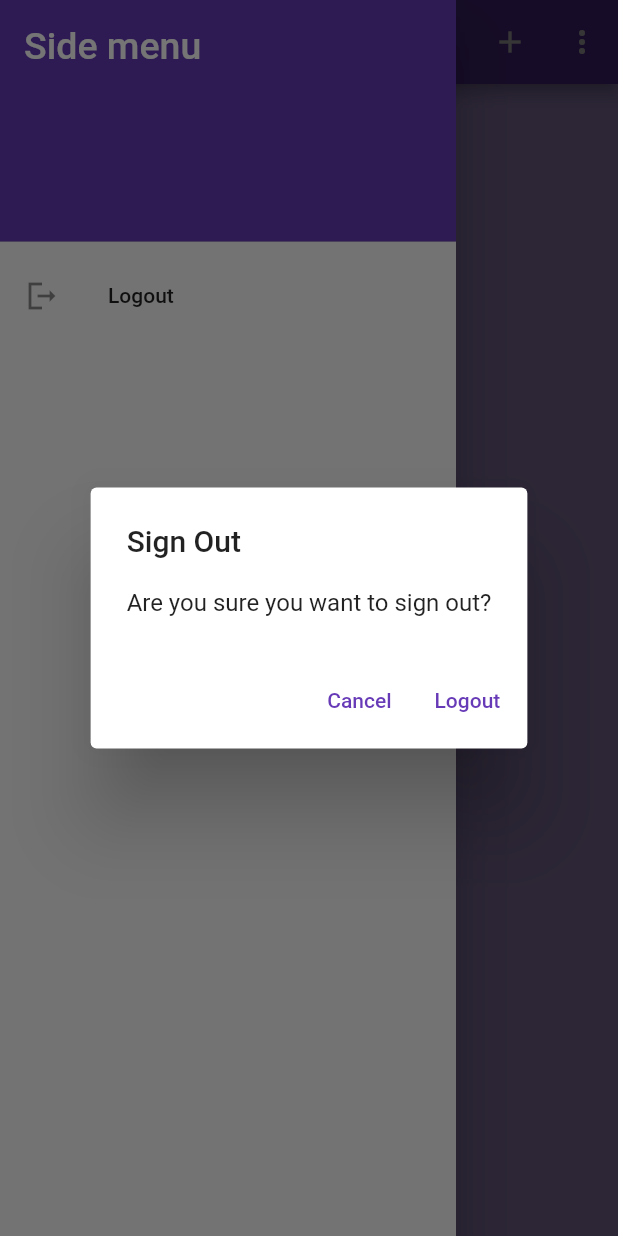
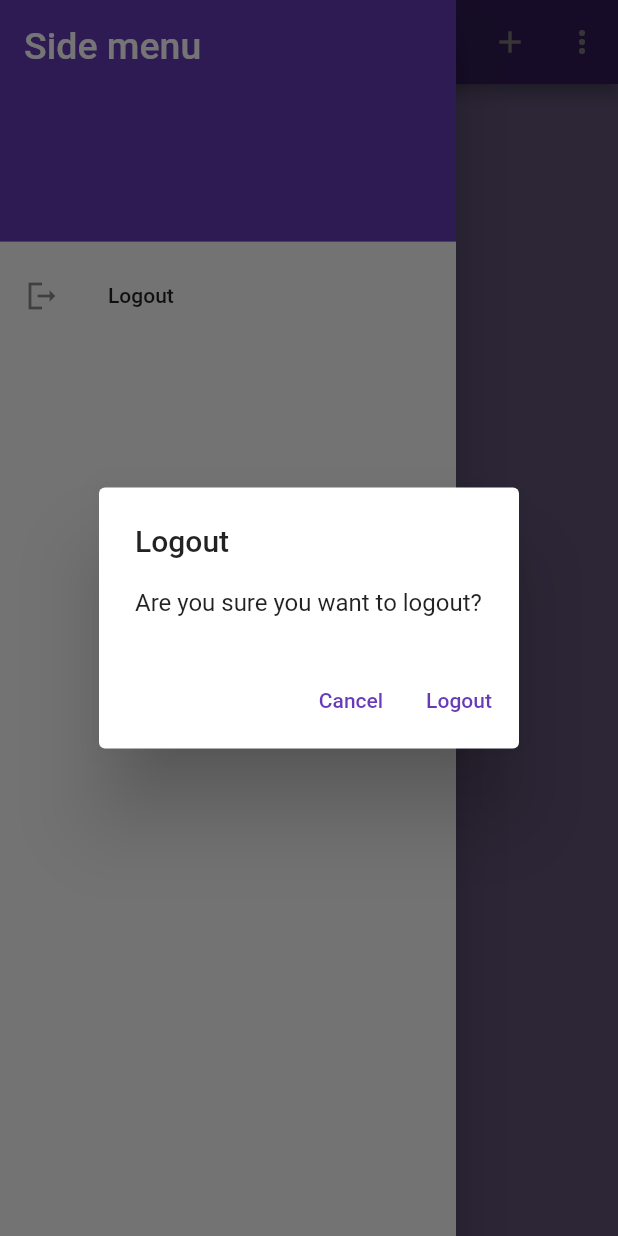
Before and after one commit to KartikeChadha/noted, a Flutter app: the NotesView screen opened by its route, in the side drawer, after a tap on "Logout", on a phone screen of 412 x 824 dp. Run offline on Flutter 3.47's test engine with Material 2 defaults, Android fonts, the phone set to English and light mode, and no system bars; our stand-ins replace firebase_auth, firebase_core, sqflite; accounts and stored records are empty; network calls fail.

Commit message:
added generic dialogs

```diff
--- /dev/null
+++ b/lib/utilities/dialogs/generic_dialog.dart
@@ -0,0 +1,35 @@
+import 'package:flutter/cupertino.dart';
+import 'package:flutter/material.dart';
+
+typedef DialogOptionBuilder<T> = Map<String, T?> Function();
+
+Future<T?> showGenericDialog<T>({
+  required BuildContext context,
+  required String title,
+  required String content,
+  required DialogOptionBuilder optionsBuilder,
+}) {
+  final options = optionsBuilder();
+  return showDialog<T>(
+    context: context,
+    builder: (context) {
+      return AlertDialog(
+        title: Text(title),
+        content: Text(content),
+        actions: options.keys.map((optionTitle) {
+          final value = options[optionTitle];
+          return TextButton(
+            onPressed: () {
+              if (value != null) {
+                Navigator.of(context).pop(value);
+              } else {
+                Navigator.of(context).pop(value);
+              }
+            },
+            child: Text(optionTitle),
+          );
+        }).toList(),
+      );
+    },
+  );
+}
--- /dev/null
+++ b/lib/utilities/dialogs/logout_dialog.dart
@@ -0,0 +1,16 @@
+import 'package:flutter/cupertino.dart';
+import 'package:noted/utilities/dialogs/generic_dialog.dart';
+
+Future<bool> showLogOutDialog(BuildContext context) {
+  return showGenericDialog<bool>(
+    context: context,
+    title: 'Logout',
+    content: 'Are you sure you want to logout?',
+    optionsBuilder: () => {
+      'Cancel': false,
+      'Logout': true,
+    },
+  ).then(
+    (value) => value ?? false,
+  );
+}
--- a/lib/views/login_view.dart
+++ b/lib/views/login_view.dart
@@ -2,7 +2,7 @@
 import 'package:noted/constants/routes.dart';
 import 'package:noted/services/auth/auth_exceptions.dart';
 import 'package:noted/services/auth/auth_service.dart';
-import 'package:noted/utilities/show_error_dialog.dart';
+import 'package:noted/utilities/dialogs/error_dialog.dart';
 
 class LoginView extends StatefulWidget {
   const LoginView({Key? key}) : super(key: key);
--- /dev/null
+++ b/lib/views/notes/notes_list_view.dart
@@ -0,0 +1,44 @@
+import 'package:flutter/cupertino.dart';
+import 'package:flutter/material.dart';
+import 'package:noted/services/crud/notes_service.dart';
+import 'package:noted/utilities/dialogs/delete_dialog.dart';
+
+typedef DeleteNoteCallback = void Function(DatabaseNote note);
+
+class NotesListView extends StatelessWidget {
+  final List<DatabaseNote> notes;
+  final DeleteNoteCallback onDeleteNote;
+
+  const NotesListView({
+    Key? key,
+    required this.notes,
+    required this.onDeleteNote,
+  }) : super(key: key);
+
+  @override
+  Widget build(BuildContext context) {
+    return ListView.builder(
+      itemCount: notes.length,
+      itemBuilder: (context, index) {
+        final note = notes[index];
+        return ListTile(
+          title: Text(
+            note.text,
+            maxLines: 1,
+            softWrap: true,
+            overflow: TextOverflow.ellipsis,
+          ),
+          trailing: IconButton(
+            onPressed: () async {
+              final shouldDelete = await showDeleteDialog(context);
+              if (shouldDelete) {
+                onDeleteNote(note);
+              }
+            },
+            icon: const Icon(Icons.delete),
+          ),
+        );
+      },
+    );
+  }
+}
--- a/lib/views/notes/notes_view.dart
+++ b/lib/views/notes/notes_view.dart
@@ -4,6 +4,8 @@
 import 'package:noted/enums/menu_action.dart';
 import 'package:noted/services/auth/auth_service.dart';
 import 'package:noted/services/crud/notes_service.dart';
+import 'package:noted/utilities/dialogs/logout_dialog.dart';
+import 'package:noted/views/notes/notes_list_view.dart';
 import 'package:noted/widgets/drawer.dart';
 
 class NotesView extends StatefulWidget {
@@ -39,7 +41,7 @@
             onSelected: (value) async {
               switch (value) {
                 case MenuAction.logout:
-                  final shouldLogout = await showLogOutDiaglog(context);
+                  final shouldLogout = await showLogOutDialog(context);
                   if (shouldLogout) {
                     await AuthService.firebase().logOut();
                     // ignore: use_build_context_synchronously
@@ -76,19 +78,10 @@
                     case ConnectionState.active:
                       if (snapshot.hasData) {
                         final allNotes = snapshot.data as List<DatabaseNote>;
-
-                        return ListView.builder(
-                          itemCount: allNotes.length,
-                          itemBuilder: (context, index) {
-                            final note = allNotes[index];
-                            return ListTile(
-                              title: Text(
-                                note.text,
-                                maxLines: 1,
-                                softWrap: true,
-                                overflow: TextOverflow.ellipsis,
-                              ),
-                            );
+                        return NotesListView(
+                          notes: allNotes,
+                          onDeleteNote: (note) async {
+                            await _notesService.deleteNote(id: note.id);
                           },
                         );
                       } else {
@@ -108,29 +101,3 @@
     );
   }
 }
-
-Future<bool> showLogOutDiaglog(BuildContext context) {
-  return showDialog<bool>(
-    context: context,
-    builder: (context) {
-      return AlertDialog(
-        title: const Text('Sign Out'),
-        content: const Text('Are you sure you want to sign out?'),
-        actions: [
-          TextButton(
-            onPressed: () {
-              Navigator.of(context).pop(false);
-            },
-            child: const Text('Cancel'),
-          ),
-          TextButton(
-            onPressed: () {
-              Navigator.of(context).pop(true);
-            },
-            child: const Text('Logout'),
-          ),
-        ],
-      );
-    },
-  ).then((value) => value ?? false);
-}
--- a/lib/views/register_view.dart
+++ b/lib/views/register_view.dart
@@ -2,7 +2,7 @@
 import 'package:noted/constants/routes.dart';
 import 'package:noted/services/auth/auth_exceptions.dart';
 import 'package:noted/services/auth/auth_service.dart';
-import 'package:noted/utilities/show_error_dialog.dart';
+import 'package:noted/utilities/dialogs/error_dialog.dart';
 
 class RegisterView extends StatefulWidget {
   const RegisterView({Key? key}) : super(key: key);
--- a/lib/widgets/drawer.dart
+++ b/lib/widgets/drawer.dart
@@ -2,6 +2,7 @@
 import 'package:noted/constants/routes.dart';
 import 'package:noted/enums/menu_action.dart';
 import 'package:noted/services/auth/auth_service.dart';
+import 'package:noted/utilities/dialogs/logout_dialog.dart';
 import 'package:noted/views/notes/notes_view.dart';
 
 class NavDrawer extends StatelessWidget {
@@ -24,7 +25,7 @@
             leading: const Icon(Icons.logout_sharp),
             title: const Text('Logout'),
             onTap: () async {
-              final shouldLogout = await showLogOutDiaglog(context);
+              final shouldLogout = await showLogOutDialog(context);
 
               if (shouldLogout) {
                 await AuthService.firebase().logOut();
```
Also changed, not shown: lib/utilities/dialogs/delete_dialog.dart (added, +16 -0 lines), lib/utilities/dialogs/error_dialog.dart (added, +16 -0 lines), lib/utilities/show_error_dialog.dart (deleted, +0 -24 lines).
